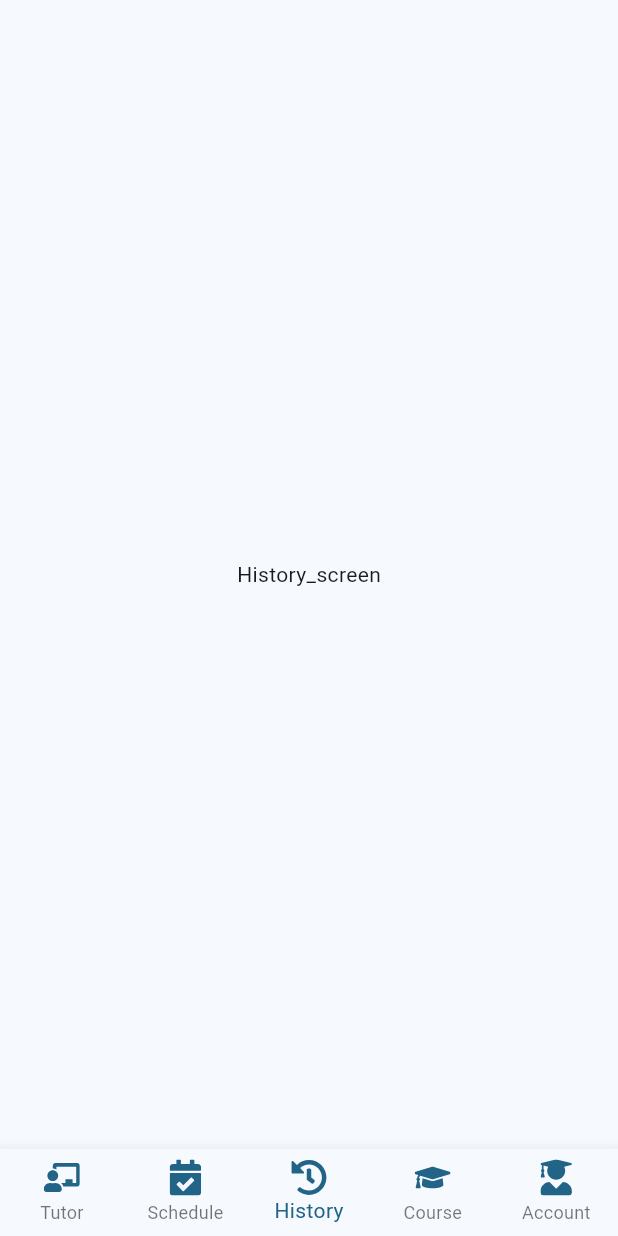
After one commit to Catelt/Our-Tutor, a Flutter app: the HistoryScreen screen opened by its route, on a phone screen of 412 x 824 dp. The commit adds this screen. Run offline on Flutter 3.47's test engine with Material 2 defaults, Android fonts, the phone set to English and light mode, and no system bars; our stand-ins replace bloc, flutter_rating_bar, flutter_svg, go_router, video_player.

Commit message:
refactor router

```diff
--- /dev/null
+++ b/lib/app/features/history/presentation/view/history_screen.dart
@@ -0,0 +1,12 @@
+import 'package:flutter/material.dart';
+
+class HistoryScreen extends StatelessWidget {
+  const HistoryScreen({super.key});
+
+  @override
+  Widget build(BuildContext context) {
+    return Scaffold(
+      body: Center(child: Text("History_screen")),
+    );
+  }
+}
--- a/lib/app/features/home/app_scaffold.dart
+++ b/lib/app/features/home/app_scaffold.dart
@@ -58,20 +58,19 @@ class _AppScaffoldState extends State<AppScaffold> {
   int _calculateSelectedIndex(BuildContext context) {
     final route = GoRouter.of(context);
     final location = route.location;
-    print(location);
-    if (location.startsWith('/tutors')) {
+    if (location.startsWith(AppRoute.tutors.path)) {
       return 0;
     }
-    if (location.startsWith('/courses')) {
+    if (location.startsWith(AppRoute.schedule.path)) {
       return 1;
     }
-    if (location.startsWith('/courses')) {
+    if (location.startsWith(AppRoute.history.path)) {
       return 2;
     }
-    if (location.startsWith('/courses')) {
+    if (location.startsWith(AppRoute.courses.path)) {
       return 3;
     }
-    if (location.startsWith('/signIn')) {
+    if (location.startsWith(AppRoute.signIn.path)) {
       return 4;
     }
     return 0;
@@ -82,9 +81,9 @@ class _AppScaffoldState extends State<AppScaffold> {
       case 0:
         return context.goNamed(AppRoute.tutors.name);
       case 1:
-        return context.goNamed(AppRoute.courses.name);
+        return context.goNamed(AppRoute.schedule.name);
       case 2:
-        return context.goNamed(AppRoute.courses.name);
+        return context.goNamed(AppRoute.history.name);
       case 3:
         return context.goNamed(AppRoute.courses.name);
       case 4:
--- a/lib/app/routing/app_routing.dart
+++ b/lib/app/routing/app_routing.dart
@@ -4,7 +4,9 @@ import 'package:our_tutor/app/constants/fake_tutors.dart';
 import 'package:our_tutor/app/features/authentication/presentation/view/sign_in_screen.dart';
 import 'package:our_tutor/app/features/course/presentation/view/course_detail_screen.dart';
 import 'package:our_tutor/app/features/course/presentation/view/courses_screen.dart';
+import 'package:our_tutor/app/features/history/presentation/view/history_screen.dart';
 import 'package:our_tutor/app/features/home/app_scaffold.dart';
+import 'package:our_tutor/app/features/schedule/presentation/view/schedule_screen.dart';
 import 'package:our_tutor/app/features/tutor/presentation/view/tutor_detail_screen.dart';
 import 'package:our_tutor/app/features/tutor/presentation/view/tutor_screen.dart';
 import 'package:our_tutor/app/routing/not_found_screen.dart';
@@ -15,10 +17,31 @@ enum AppRoute {
   courses,
   course,
   signIn,
+  schedule,
+  history,
+}
+
+extension AppRoutePath on AppRoute {
+  String get path {
+    switch (this) {
+      case AppRoute.tutors:
+        return '/tutors';
+      case AppRoute.courses:
+        return '/courses';
+      case AppRoute.signIn:
+        return '/signIn';
+      case AppRoute.schedule:
+        return '/schedule';
+      case AppRoute.history:
+        return '/history';
+      default:
+        return '/';
+    }
+  }
 }
 
 final goRouter = GoRouter(
-  initialLocation: '/tutors',
+  initialLocation: AppRoute.tutors.path,
   routes: [
     ShellRoute(
       builder: (context, state, child) {
@@ -26,7 +49,7 @@ final goRouter = GoRouter(
       },
       routes: <RouteBase>[
         GoRoute(
-          path: '/tutors',
+          path: AppRoute.tutors.path,
           name: AppRoute.tutors.name,
           builder: (context, state) => const TutorScreen(),
           routes: [
@@ -44,7 +67,23 @@ final goRouter = GoRouter(
           ],
         ),
         GoRoute(
-          path: '/courses',
+          path: AppRoute.schedule.path,
+          name: AppRoute.schedule.name,
+          pageBuilder: (context, state) => MaterialPage(
+              key: state.pageKey,
+              fullscreenDialog: true,
+              child: const ScheduleScreen()),
+        ),
+        GoRoute(
+          path: AppRoute.history.path,
+          name: AppRoute.history.name,
+          pageBuilder: (context, state) => MaterialPage(
+              key: state.pageKey,
+              fullscreenDialog: true,
+              child: const HistoryScreen()),
+        ),
+        GoRoute(
+          path: AppRoute.courses.path,
           name: AppRoute.courses.name,
           pageBuilder: (context, state) => MaterialPage(
             key: state.pageKey,
@@ -67,7 +106,7 @@ final goRouter = GoRouter(
           ],
         ),
         GoRoute(
-          path: '/signIn',
+          path: AppRoute.signIn.path,
           name: AppRoute.signIn.name,
           pageBuilder: (context, state) => MaterialPage(
               key: state.pageKey,
```
Also changed, not shown: lib/app/features/schedule/presentation/view/schedule_screen.dart (added, +16 -0 lines).
